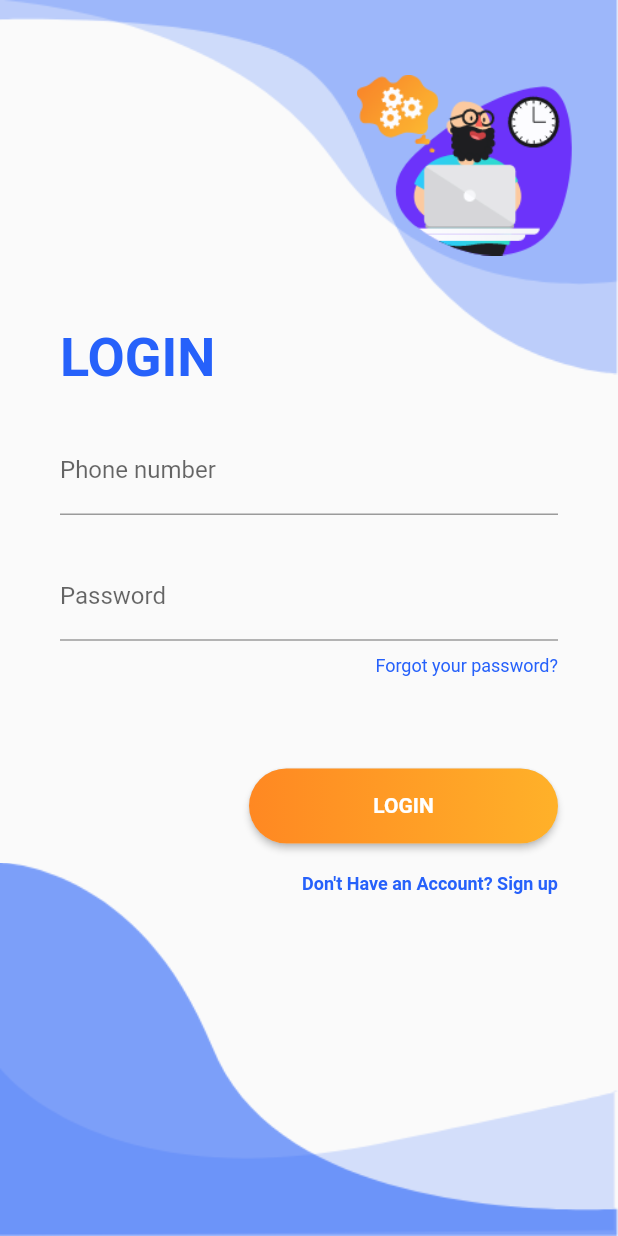
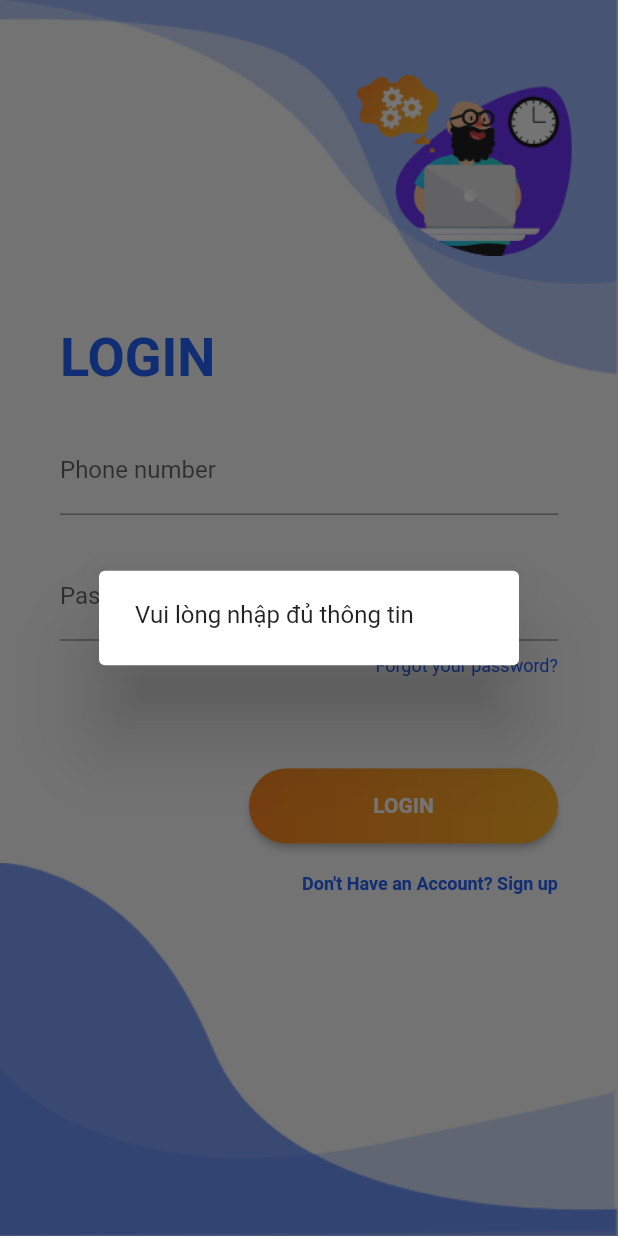
Before and after one commit to TruongGiangBui/Cross-Platform-Project, a Flutter app: the screen it shows after launch, after a tap on "LOGIN", on a phone screen of 412 x 824 dp. Run offline on Flutter 3.47's test engine with Material 2 defaults, Android fonts, the phone set to English and light mode, and no system bars; our stand-ins replace file_picker, image_picker, open_file, rflutter_alert, shared_preferences; missing offline and left inert: comment_box, dart:ffi, swipedetector; accounts and stored records are empty.

Commit message:
fix login

```diff
--- a/Flutter/app/lib/account/Screens/login/login.dart
+++ b/Flutter/app/lib/account/Screens/login/login.dart
@@ -88,6 +88,10 @@ class LoginScreen extends StatelessWidget {
               margin: EdgeInsets.symmetric(horizontal: 40, vertical: 10),
               child: RaisedButton(
                 onPressed: () async {
+                  if (phoneController.text == ''||passwordController.text=='') {
+                    showAlert(context, "Vui lòng nhập đủ thông tin");
+                    return;
+                  }
                   var userdata = await login(new LoginForm(
                       phonenumber: phoneController.text,
                       password: passwordController.text));
@@ -95,7 +99,6 @@ class LoginScreen extends StatelessWidget {
                   SharedPreferences.getInstance().then((prefs) {
                     prefs.setString('token', userdata.token);
                   });
-
                   getUser(userdata.token).then((value) {
                     Navigator.of(context).push(
                       MaterialPageRoute(
```
